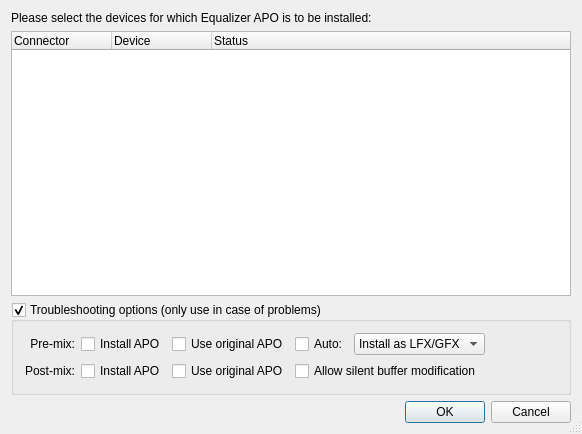
The window that DeviceSelector/DeviceSelector.ui (xup61069/EqAPO64_with_VST3_support) describes before a commit, drawn with Qt 5.
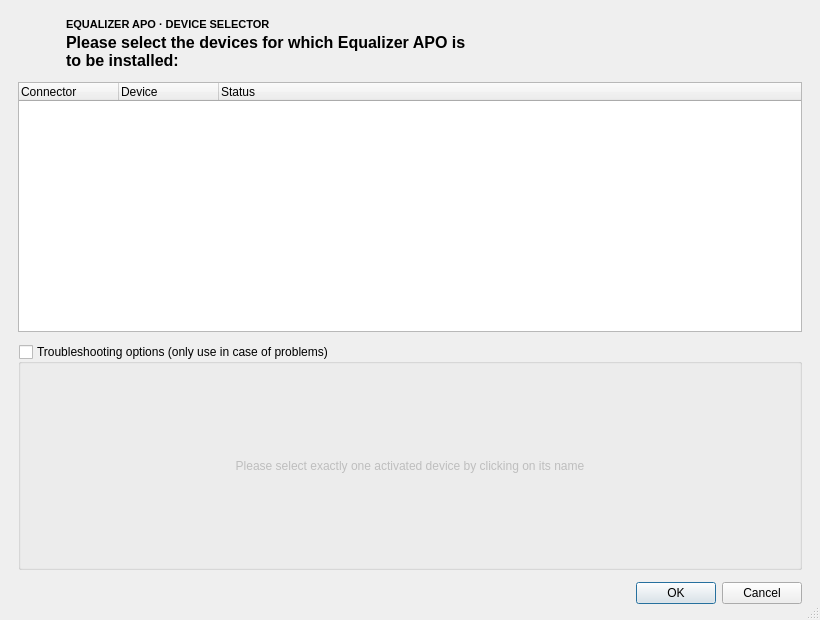
The same window after the commit. The open tabs and pages were chosen to show the change. Icons and pictures are not drawn.

What changed in the file:
```diff
--- a/DeviceSelector/DeviceSelector.ui
+++ b/DeviceSelector/DeviceSelector.ui
@@ -3,12 +3,10 @@
  <class>DeviceSelectorClass</class>
  <widget class="QDialog" name="DeviceSelectorClass">
   <property name="geometry">
-   <rect>
-    <x>0</x>
-    <y>0</y>
-    <width>582</width>
-    <height>434</height>
-   </rect>
+   <rect><x>0</x><y>0</y><width>820</width><height>620</height></rect>
+  </property>
+  <property name="minimumSize">
+   <size><width>680</width><height>500</height></size>
   </property>
   <property name="windowTitle">
    <string notr="true">Device Selector</string>
@@ -20,169 +18,142 @@
   <property name="sizeGripEnabled">
    <bool>true</bool>
   </property>
-  <layout class="QGridLayout" name="gridLayout">
-   <item row="2" column="0">
+  <layout class="QVBoxLayout" name="mainLayout">
+   <property name="spacing"><number>12</number></property>
+   <property name="leftMargin"><number>18</number></property>
+   <property name="topMargin"><number>18</number></property>
+   <property name="rightMargin"><number>18</number></property>
+   <property name="bottomMargin"><number>16</number></property>
+   <item>
+    <layout class="QHBoxLayout" name="headerLayout">
+     <property name="spacing"><number>12</number></property>
+     <item>
+      <widget class="QLabel" name="headerIconLabel">
+       <property name="minimumSize"><size><width>36</width><height>36</height></size></property>
+       <property name="maximumSize"><size><width>36</width><height>36</height></size></property>
+       <property name="text"><string/></property>
+       <property name="alignment"><set>Qt::AlignCenter</set></property>
+      </widget>
+     </item>
+     <item>
+      <layout class="QVBoxLayout" name="headingLayout">
+       <property name="spacing"><number>2</number></property>
+       <item>
+        <widget class="QLabel" name="productLabel">
+         <property name="font"><font><pointsize>8</pointsize><weight>600</weight><bold>true</bold></font></property>
+         <property name="text"><string notr="true">EQUALIZER APO · DEVICE SELECTOR</string></property>
+        </widget>
+       </item>
+       <item>
+        <widget class="QLabel" name="requestLabel">
+         <property name="font"><font><pointsize>12</pointsize><weight>600</weight><bold>true</bold></font></property>
+         <property name="text"><string>Please select the devices for which Equalizer APO is to be installed:</string></property>
+         <property name="wordWrap"><bool>true</bool></property>
+        </widget>
+       </item>
+      </layout>
+     </item>
+     <item>
+      <spacer name="headerSpacer">
+       <property name="orientation"><enum>Qt::Horizontal</enum></property>
+       <property name="sizeHint" stdset="0"><size><width>24</width><height>20</height></size></property>
+      </spacer>
+     </item>
+     <item>
+      <widget class="QLabel" name="selectionSummaryLabel">
+       <property name="font"><font><weight>600</weight><bold>true</bold></font></property>
+       <property name="text"><string/></property>
+       <property name="alignment"><set>Qt::AlignRight|Qt::AlignTrailing|Qt::AlignVCenter</set></property>
+      </widget>
+     </item>
+    </layout>
+   </item>
+   <item>
+    <widget class="QStackedWidget" name="deviceStack">
+     <property name="currentIndex"><number>0</number></property>
+     <widget class="QWidget" name="loadingPage">
+      <layout class="QVBoxLayout" name="loadingLayout">
+       <item><spacer name="loadingTopSpacer"><property name="orientation"><enum>Qt::Vertical</enum></property><property name="sizeHint" stdset="0"><size><width>20</width><height>40</height></size></property></spacer></item>
+       <item><widget class="QLabel" name="loadingLabel"><property name="text"><string>Loading audio devices...</string></property><property name="alignment"><set>Qt::AlignCenter</set></property></widget></item>
+       <item><widget class="QProgressBar" name="loadingProgressBar"><property name="minimum"><number>0</number></property><property name="maximum"><number>0</number></property><property name="textVisible"><bool>false</bool></property></widget></item>
+       <item><spacer name="loadingBottomSpacer"><property name="orientation"><enum>Qt::Vertical</enum></property><property name="sizeHint" stdset="0"><size><width>20</width><height>40</height></size></property></spacer></item>
+      </layout>
+     </widget>
+     <widget class="QWidget" name="devicesPage">
+      <layout class="QVBoxLayout" name="devicesLayout">
+       <property name="spacing"><number>0</number></property>
+       <property name="leftMargin"><number>0</number></property><property name="topMargin"><number>0</number></property><property name="rightMargin"><number>0</number></property><property name="bottomMargin"><number>0</number></property>
+       <item>
+        <widget class="QTreeWidget" name="deviceTreeWidget">
+         <property name="sizePolicy"><sizepolicy hsizetype="Expanding" vsizetype="Expanding"><horstretch>0</horstretch><verstretch>1</verstretch></sizepolicy></property>
+         <property name="minimumSize"><size><width>0</width><height>250</height></size></property>
+         <property name="focusPolicy"><enum>Qt::StrongFocus</enum></property>
+         <property name="alternatingRowColors"><bool>true</bool></property>
+         <property name="selectionMode"><enum>QAbstractItemView::ExtendedSelection</enum></property>
+         <property name="selectionBehavior"><enum>QAbstractItemView::SelectRows</enum></property>
+         <property name="uniformRowHeights"><bool>true</bool></property>
+         <property name="allColumnsShowFocus"><bool>true</bool></property>
+         <column><property name="text"><string>Connector</string></property></column>
+         <column><property name="text"><string>Device</string></property></column>
+         <column><property name="text"><string>Status</string></property></column>
+        </widget>
+       </item>
+      </layout>
+     </widget>
+     <widget class="QWidget" name="emptyPage">
+      <layout class="QVBoxLayout" name="emptyLayout">
+       <item><spacer name="emptyTopSpacer"><property name="orientation"><enum>Qt::Vertical</enum></property><property name="sizeHint" stdset="0"><size><width>20</width><height>40</height></size></property></spacer></item>
+       <item><widget class="QLabel" name="emptyStateLabel"><property name="font"><font><weight>600</weight><bold>true</bold></font></property><property name="focusPolicy"><enum>Qt::StrongFocus</enum></property><property name="text"><string>No compatible audio devices were found.</string></property><property name="alignment"><set>Qt::AlignCenter</set></property><property name="wordWrap"><bool>true</bool></property></widget></item>
+       <item><spacer name="emptyBottomSpacer"><property name="orientation"><enum>Qt::Vertical</enum></property><property name="sizeHint" stdset="0"><size><width>20</width><height>40</height></size></property></spacer></item>
+      </layout>
+     </widget>
+     <widget class="QWidget" name="errorPage">
+      <layout class="QVBoxLayout" name="errorLayout">
+       <item><spacer name="errorTopSpacer"><property name="orientation"><enum>Qt::Vertical</enum></property><property name="sizeHint" stdset="0"><size><width>20</width><height>40</height></size></property></spacer></item>
+       <item><widget class="QLabel" name="errorStateLabel"><property name="font"><font><weight>600</weight><bold>true</bold></font></property><property name="focusPolicy"><enum>Qt::StrongFocus</enum></property><property name="text"><string>Error while accessing the registry</string></property><property name="alignment"><set>Qt::AlignCenter</set></property><property name="wordWrap"><bool>true</bool></property></widget></item>
+       <item><spacer name="errorBottomSpacer"><property name="orientation"><enum>Qt::Vertical</enum></property><property name="sizeHint" stdset="0"><size><width>20</width><height>40</height></size></property></spacer></item>
+      </layout>
+     </widget>
+    </widget>
+   </item>
+   <item>
     <widget class="QGroupBox" name="troubleshootingGroupBox">
-     <property name="title">
-      <string>Troubleshooting options (only use in case of problems)</string>
-     </property>
-     <property name="checkable">
-      <bool>true</bool>
-     </property>
-     <property name="checked">
-      <bool>true</bool>
-     </property>
-     <layout class="QGridLayout" name="troubleshootingGridLayout">
-      <property name="leftMargin">
-       <number>0</number>
-      </property>
-      <property name="topMargin">
-       <number>0</number>
-      </property>
-      <property name="rightMargin">
-       <number>0</number>
-      </property>
-      <property name="bottomMargin">
-       <number>0</number>
-      </property>
-      <item row="0" column="0" colspan="3">
+     <property name="focusPolicy"><enum>Qt::StrongFocus</enum></property>
+     <property name="title"><string>Troubleshooting options (only use in case of problems)</string></property>
+     <property name="checkable"><bool>true</bool></property>
+     <property name="checked"><bool>false</bool></property>
+     <layout class="QVBoxLayout" name="troubleshootingLayout">
+      <property name="spacing"><number>8</number></property>
+      <item>
        <widget class="QStackedWidget" name="stackedWidget">
-        <property name="currentIndex">
-         <number>1</number>
-        </property>
-        <widget class="QWidget" name="page">
-         <layout class="QGridLayout" name="gridLayout_2">
-          <item row="0" column="0">
-           <widget class="QLabel" name="label">
-            <property name="text">
-             <string>Please select exactly one activated device by clicking on its name</string>
-            </property>
-            <property name="alignment">
-             <set>Qt::AlignCenter</set>
-            </property>
-           </widget>
-          </item>
+        <property name="currentIndex"><number>0</number></property>
+        <widget class="QWidget" name="selectionHintPage">
+         <layout class="QVBoxLayout" name="selectionHintLayout">
+          <property name="leftMargin"><number>8</number></property><property name="topMargin"><number>8</number></property><property name="rightMargin"><number>8</number></property><property name="bottomMargin"><number>8</number></property>
+          <item><widget class="QLabel" name="selectionHintLabel"><property name="text"><string>Please select exactly one activated device by clicking on its name</string></property><property name="alignment"><set>Qt::AlignCenter</set></property><property name="wordWrap"><bool>true</bool></property></widget></item>
          </layout>
         </widget>
-        <widget class="QWidget" name="page_2">
-         <layout class="QGridLayout" name="gridLayout_3">
-          <item row="1" column="1">
-           <widget class="QCheckBox" name="installPostMixCheckBox">
-            <property name="text">
-             <string>Install APO</string>
-            </property>
-           </widget>
-          </item>
-          <item row="0" column="2">
-           <widget class="QCheckBox" name="useOriginalAPOPreMixCheckBox">
-            <property name="text">
-             <string>Use original APO</string>
-            </property>
-           </widget>
-          </item>
-          <item row="0" column="0">
-           <widget class="QLabel" name="preMixLabel">
-            <property name="sizePolicy">
-             <sizepolicy hsizetype="Preferred" vsizetype="Preferred">
-              <horstretch>0</horstretch>
-              <verstretch>0</verstretch>
-             </sizepolicy>
-            </property>
-            <property name="text">
-             <string>Pre-mix:</string>
-            </property>
-            <property name="alignment">
-             <set>Qt::AlignRight|Qt::AlignTrailing|Qt::AlignVCenter</set>
-            </property>
-           </widget>
-          </item>
-          <item row="0" column="1">
-           <widget class="QCheckBox" name="installPreMixCheckBox">
-            <property name="text">
-             <string>Install APO</string>
-            </property>
-           </widget>
-          </item>
-          <item row="0" column="5" rowspan="2">
-           <spacer name="horizontalSpacer">
-            <property name="orientation">
-             <enum>Qt::Horizontal</enum>
-            </property>
-            <property name="sizeType">
-             <enum>QSizePolicy::Expanding</enum>
-            </property>
-            <property name="sizeHint" stdset="0">
-             <size>
-              <width>40</width>
-              <height>20</height>
-             </size>
-            </property>
-           </spacer>
-          </item>
-          <item row="1" column="0">
-           <widget class="QLabel" name="postMixLabel">
-            <property name="sizePolicy">
-             <sizepolicy hsizetype="Preferred" vsizetype="Preferred">
-              <horstretch>0</horstretch>
-              <verstretch>0</verstretch>
-             </sizepolicy>
-            </property>
-            <property name="text">
-             <string>Post-mix:</string>
-            </property>
-            <property name="alignment">
-             <set>Qt::AlignRight|Qt::AlignTrailing|Qt::AlignVCenter</set>
-            </property>
-           </widget>
-          </item>
-          <item row="0" column="4">
+        <widget class="QWidget" name="settingsPage">
+         <layout class="QGridLayout" name="settingsLayout">
+          <property name="horizontalSpacing"><number>14</number></property><property name="verticalSpacing"><number>8</number></property>
+          <item row="0" column="0"><widget class="QLabel" name="preMixLabel"><property name="text"><string>Pre-mix:</string></property><property name="alignment"><set>Qt::AlignRight|Qt::AlignTrailing|Qt::AlignVCenter</set></property></widget></item>
+          <item row="0" column="1"><widget class="QCheckBox" name="installPreMixCheckBox"><property name="text"><string>Install APO</string></property></widget></item>
+          <item row="0" column="2"><widget class="QCheckBox" name="useOriginalAPOPreMixCheckBox"><property name="text"><string>Use original APO</string></property></widget></item>
+          <item row="2" column="1"><widget class="QCheckBox" name="autoCheckBox"><property name="toolTip"><string>Automatically adjust install mode if problems with current mode are detected</string></property><property name="text"><string>Auto:</string></property></widget></item>
+          <item row="2" column="2">
            <widget class="QComboBox" name="installModeComboBox">
-            <item>
-             <property name="text">
-              <string>Install as LFX/GFX</string>
-             </property>
-            </item>
-            <item>
-             <property name="text">
-              <string>Install as SFX/MFX</string>
-             </property>
-            </item>
-            <item>
-             <property name="text">
-              <string>Install as SFX/EFX</string>
-             </property>
-            </item>
+            <item><property name="text"><string>Install as LFX/GFX</string></property></item>
+            <item><property name="text"><string>Install as SFX/MFX</string></property></item>
+            <item><property name="text"><string>Install as SFX/EFX</string></property></item>
            </widget>
           </item>
-          <item row="1" column="2">
-           <widget class="QCheckBox" name="useOriginalAPOPostMixCheckBox">
-            <property name="text">
-             <string>Use original APO</string>
-            </property>
-           </widget>
-          </item>
-          <item row="0" column="3">
-           <widget class="QCheckBox" name="autoCheckBox">
-            <property name="toolTip">
-             <string>Automatically adjust install mode if problems with current mode are detected</string>
-            </property>
-            <property name="text">
-             <string>Auto:</string>
-            </property>
-           </widget>
-          </item>
-          <item row="1" column="3" colspan="2">
-           <widget class="QCheckBox" name="allowSilentBufferCheckBox">
-            <property name="toolTip">
-             <string>Allows to change silent input buffers to audible output buffers, so that delayed audio can be played.
+          <item row="1" column="0"><widget class="QLabel" name="postMixLabel"><property name="text"><string>Post-mix:</string></property><property name="alignment"><set>Qt::AlignRight|Qt::AlignTrailing|Qt::AlignVCenter</set></property></widget></item>
+          <item row="1" column="1"><widget class="QCheckBox" name="installPostMixCheckBox"><property name="text"><string>Install APO</string></property></widget></item>
+          <item row="1" column="2"><widget class="QCheckBox" name="useOriginalAPOPostMixCheckBox"><property name="text"><string>Use original APO</string></property></widget></item>
+          <item row="3" column="1" colspan="2"><widget class="QCheckBox" name="allowSilentBufferCheckBox"><property name="toolTip"><string>Allows to change silent input buffers to audible output buffers, so that delayed audio can be played.
 
-CAUTION: Some sound card drivers can produce unwanted sounds when this is enabled.</string>
-            </property>
-            <property name="text">
-             <string>Allow silent buffer modification</string>
-            </property>
-           </widget>
-          </item>
+CAUTION: Some sound card drivers can produce unwanted sounds when this is enabled.</string></property><property name="text"><string>Allow silent buffer modification</string></property></widget></item>
+          <item row="0" column="3" rowspan="4"><spacer name="settingsSpacer"><property name="orientation"><enum>Qt::Horizontal</enum></property><property name="sizeHint" stdset="0"><size><width>12</width><height>20</height></size></property></spacer></item>
          </layout>
         </widget>
        </widget>
@@ -190,50 +161,12 @@
      </layout>
     </widget>
    </item>
-   <item row="1" column="0">
-    <widget class="QTreeWidget" name="deviceTreeWidget">
-     <property name="sizePolicy">
-      <sizepolicy hsizetype="Expanding" vsizetype="Expanding">
-       <horstretch>0</horstretch>
-       <verstretch>1</verstretch>
-      </sizepolicy>
-     </property>
-     <property name="sizeAdjustPolicy">
-      <enum>QAbstractScrollArea::AdjustToContentsOnFirstShow</enum>
-     </property>
-     <property name="selectionMode">
-      <enum>QAbstractItemView::ExtendedSelection</enum>
-     </property>
-     <column>
-      <property name="text">
-       <string>Connector</string>
-      </property>
-     </column>
-     <column>
-      <property name="text">
-       <string>Device</string>
-      </property>
-     </column>
-     <column>
-      <property name="text">
-       <string>Status</string>
-      </property>
-     </column>
-    </widget>
-   </item>
-   <item row="3" column="0">
-    <widget class="QDialogButtonBox" name="buttonBox">
-     <property name="standardButtons">
-      <set>QDialogButtonBox::Cancel|QDialogButtonBox::Ok</set>
-     </property>
-    </widget>
-   </item>
-   <item row="0" column="0">
-    <widget class="QLabel" name="requestLabel">
-     <property name="text">
-      <string>Please select the devices for which Equalizer APO is to be installed:</string>
-     </property>
-    </widget>
+   <item>
+    <layout class="QHBoxLayout" name="footerLayout">
+     <item><widget class="QLabel" name="changeStatusLabel"><property name="text"><string/></property><property name="wordWrap"><bool>true</bool></property></widget></item>
+     <item><spacer name="footerSpacer"><property name="orientation"><enum>Qt::Horizontal</enum></property><property name="sizeHint" stdset="0"><size><width>24</width><height>20</height></size></property></spacer></item>
+     <item><widget class="QDialogButtonBox" name="buttonBox"><property name="standardButtons"><set>QDialogButtonBox::Cancel|QDialogButtonBox::Ok</set></property></widget></item>
+    </layout>
    </item>
   </layout>
   <action name="copyDeviceCommandAction">
```
Left out of the diff: 16 changed lines with no effect on the pictures.
